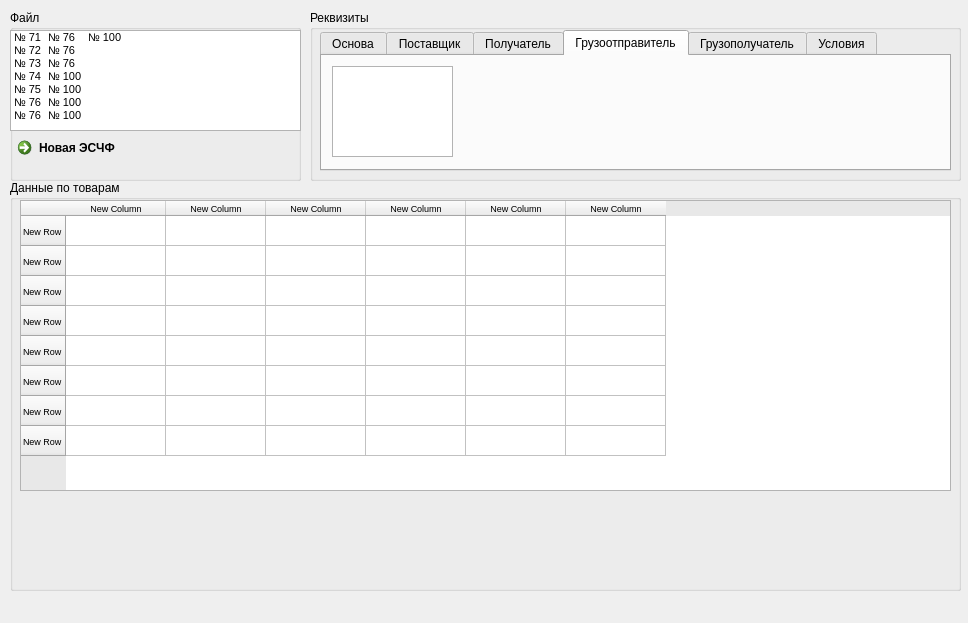
Above: designs/launcher.ui from nazarzavertnev/Filler20 before the change. Below: the same form after it.
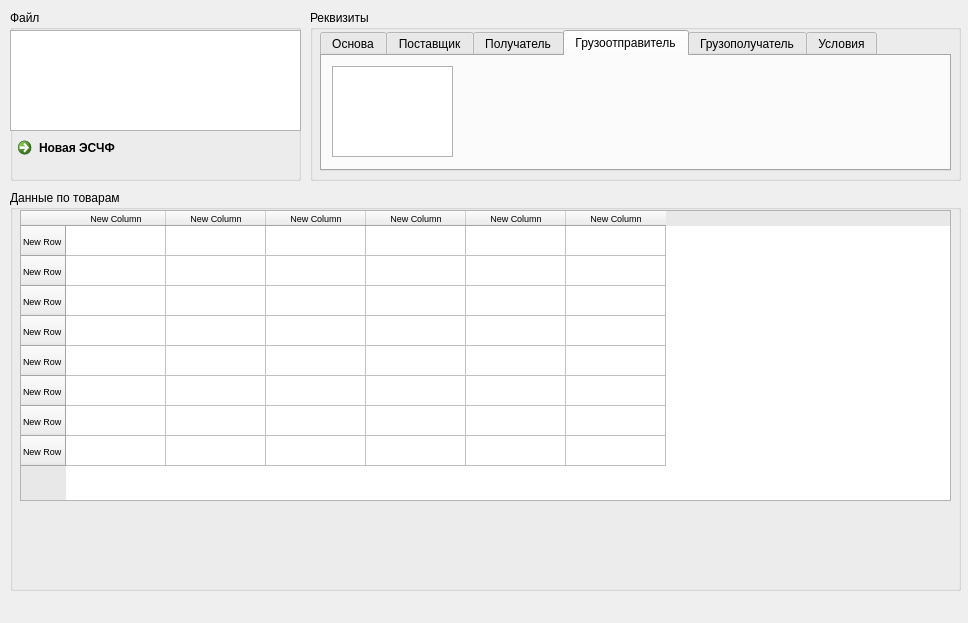
That is the form after the change. The open tabs and pages were chosen to show the change. Icons and pictures are not drawn.

Diff of the .ui file:
```diff
--- a/designs/launcher.ui
+++ b/designs/launcher.ui
@@ -614,7 +614,20 @@
       <property name="title">
        <string>Файл</string>
       </property>
-      <widget class="QListWidget" name="listWidget">
+      <widget class="QCommandLinkButton" name="newFileBtn">
+       <property name="geometry">
+        <rect>
+         <x>0</x>
+         <y>120</y>
+         <width>291</width>
+         <height>51</height>
+        </rect>
+       </property>
+       <property name="text">
+        <string>Новая ЭСЧФ</string>
+       </property>
+      </widget>
+      <widget class="QListView" name="fileView">
        <property name="geometry">
         <rect>
          <x>0</x>
@@ -637,109 +650,12 @@
        <property name="autoScrollMargin">
         <number>0</number>
        </property>
-       <property name="flow">
-        <enum>QListView::TopToBottom</enum>
-       </property>
        <property name="isWrapping" stdset="0">
         <bool>true</bool>
        </property>
        <property name="resizeMode">
         <enum>QListView::Adjust</enum>
        </property>
-       <property name="layoutMode">
-        <enum>QListView::SinglePass</enum>
-       </property>
-       <property name="wordWrap">
-        <bool>false</bool>
-       </property>
-       <item>
-        <property name="text">
-         <string>№ 71</string>
-        </property>
-       </item>
-       <item>
-        <property name="text">
-         <string>№ 72</string>
-        </property>
-       </item>
-       <item>
-        <property name="text">
-         <string>№ 73</string>
-        </property>
-       </item>
-       <item>
-        <property name="text">
-         <string>№ 74</string>
-        </property>
-       </item>
-       <item>
-        <property name="text">
-         <string>№ 75</string>
-        </property>
-       </item>
-       <item>
-        <property name="text">
-         <string>№ 76</string>
-        </property>
-       </item>
-       <item>
-        <property name="text">
-         <string>№ 76</string>
-        </property>
-       </item>
-       <item>
-        <property name="text">
-         <string>№ 76</string>
-        </property>
-       </item>
-       <item>
-        <property name="text">
-         <string>№ 76</string>
-        </property>
-       </item>
-       <item>
-        <property name="text">
-         <string>№ 76</string>
-        </property>
-       </item>
-       <item>
-        <property name="text">
-         <string>№ 100</string>
-        </property>
-       </item>
-       <item>
-        <property name="text">
-         <string>№ 100</string>
-        </property>
-       </item>
-       <item>
-        <property name="text">
-         <string>№ 100</string>
-        </property>
-       </item>
-       <item>
-        <property name="text">
-         <string>№ 100</string>
-        </property>
-       </item>
-       <item>
-        <property name="text">
-         <string>№ 100</string>
-        </property>
-       </item>
-      </widget>
-      <widget class="QCommandLinkButton" name="commandLinkButton">
-       <property name="geometry">
-        <rect>
-         <x>0</x>
-         <y>120</y>
-         <width>291</width>
-         <height>48</height>
-        </rect>
-       </property>
-       <property name="text">
-        <string>Новая ЭСЧФ</string>
-       </property>
       </widget>
      </widget>
      <widget class="QGroupBox" name="groupBox_2">
@@ -822,9 +738,9 @@
       <property name="geometry">
        <rect>
         <x>10</x>
-        <y>180</y>
+        <y>190</y>
         <width>951</width>
-        <height>411</height>
+        <height>401</height>
        </rect>
       </property>
       <property name="title">
```
Left out of the diff: 3 changed lines with no effect on the pictures.
